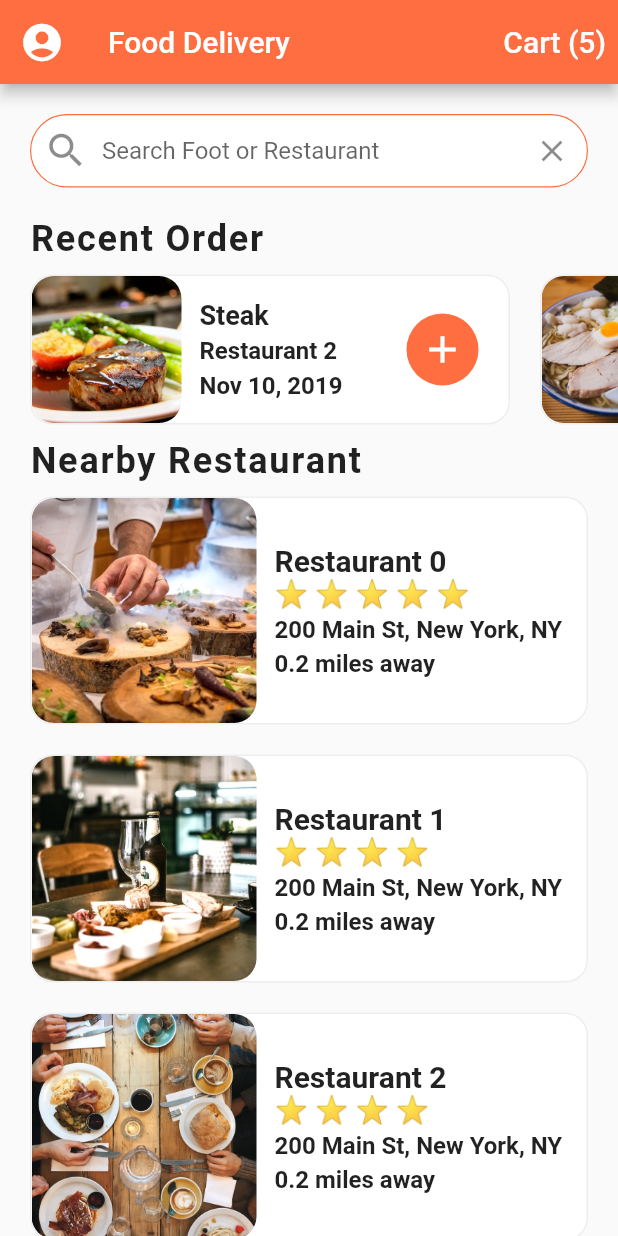
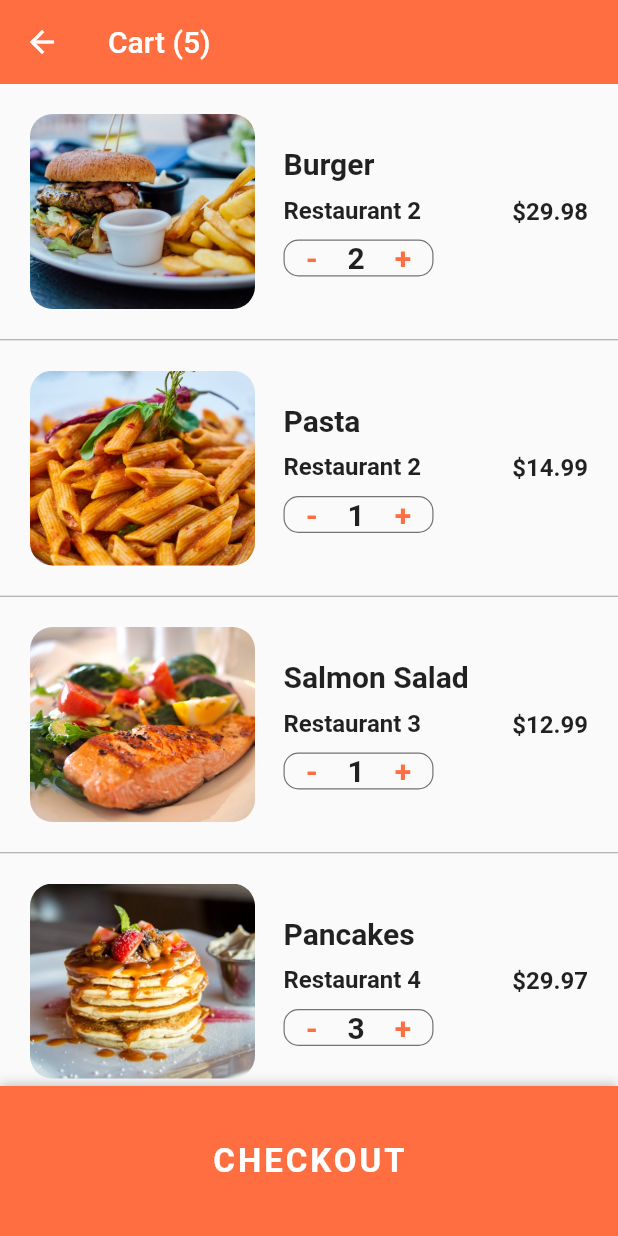
Before and after one commit to RadiRS/flutter-ui, a Flutter app: the screen it shows after launch, after a tap on an icon or button, on a phone screen of 412 x 824 dp. Run offline on Flutter 3.47's test engine with Material 2 defaults, Android fonts, the phone set to English and light mode, and no system bars.

Commit message:
Finishing ui cart screen

```diff
--- /dev/null
+++ b/lib/screens/cart.screen.dart
@@ -0,0 +1,227 @@
+import 'package:flutter/material.dart';
+import 'package:flutter_ui/data/data.dart';
+import 'package:flutter_ui/models/order.dart';
+
+class CartScreen extends StatefulWidget {
+  @override
+  _CartScreenState createState() => _CartScreenState();
+}
+
+class _CartScreenState extends State<CartScreen> {
+  @override
+  Widget build(BuildContext context) {
+    double totalPrice = 0;
+    currentUser.cart.forEach((Order order) => totalPrice += order.quantity * order.food.price);
+
+    return Scaffold(
+      appBar: AppBar(
+        backgroundColor: Theme.of(context).primaryColor,
+        title: Text('Cart (${currentUser.cart.length})'),
+        elevation: 0,
+      ),
+      body: ListView.separated(
+        itemBuilder: (BuildContext c, int i) {
+          if (i < currentUser.cart.length) {
+            Order order = currentUser.cart[i];
+
+            return _buildCartItem(order);
+          }
+
+          return Padding(
+            padding: const EdgeInsets.all(20.0),
+            child: Column(
+              children: [
+                Row(
+                  mainAxisAlignment: MainAxisAlignment.spaceBetween,
+                  children: [
+                    Text(
+                      'Estimated Delivery Time:',
+                      style: TextStyle(
+                        fontSize: 20.0,
+                        fontWeight: FontWeight.w600,
+                      ),
+                    ),
+                    Text(
+                      '25 min',
+                      style: TextStyle(
+                        fontSize: 20.0,
+                        fontWeight: FontWeight.w600,
+                      ),
+                    ),
+                  ],
+                ),
+                SizedBox(height: 10.0),
+                Row(
+                  mainAxisAlignment: MainAxisAlignment.spaceBetween,
+                  children: [
+                    Text(
+                      'Total Cost:',
+                      style: TextStyle(
+                        fontSize: 20.0,
+                        fontWeight: FontWeight.w600,
+                      ),
+                    ),
+                    Text(
+                      '\$${totalPrice.toStringAsFixed(2)}',
+                      style: TextStyle(
+                        fontSize: 20.0,
+                        fontWeight: FontWeight.w600,
+                        color: Colors.green[700]!,
+                      ),
+                    ),
+                  ],
+                ),
+                SizedBox(height: 100),
+              ],
+            ),
+          );
+        },
+        separatorBuilder: (BuildContext c, int i) {
+          return Divider(
+            height: 1.0,
+            color: Colors.grey,
+          );
+        },
+        itemCount: currentUser.cart.length + 1,
+      ),
+      bottomSheet: Container(
+        height: 100.0,
+        width: MediaQuery.of(context).size.width,
+        decoration: BoxDecoration(
+          color: Theme.of(context).primaryColor,
+          boxShadow: [
+            BoxShadow(
+              color: Colors.black26,
+              offset: Offset(0, -1),
+              blurRadius: 6.0,
+            ),
+          ],
+        ),
+        child: Center(
+          child: TextButton(
+            onPressed: () {},
+            child: Text(
+              'CHECKOUT',
+              style: TextStyle(
+                color: Colors.white,
+                fontSize: 22.0,
+                fontWeight: FontWeight.bold,
+                letterSpacing: 2.0,
+              ),
+            ),
+          ),
+        ),
+      ),
+    );
+  }
+
+  Widget _buildCartItem(Order order) {
+    return Container(
+      height: 170.0,
+      padding: const EdgeInsets.all(20.0),
+      child: Row(
+        children: [
+          Expanded(
+            child: Row(
+              children: [
+                Container(
+                  width: 150.0,
+                  decoration: BoxDecoration(
+                    borderRadius: BorderRadius.circular(15.0),
+                    image: DecorationImage(
+                      image: AssetImage(order.food.imageUrl),
+                      fit: BoxFit.cover,
+                    ),
+                  ),
+                ),
+                Expanded(
+                  child: Container(
+                    margin: const EdgeInsets.all(19.0),
+                    child: Column(
+                      mainAxisAlignment: MainAxisAlignment.center,
+                      crossAxisAlignment: CrossAxisAlignment.start,
+                      children: [
+                        Text(
+                          order.food.name,
+                          style: TextStyle(
+                            fontSize: 20.0,
+                            fontWeight: FontWeight.bold,
+                          ),
+                          overflow: TextOverflow.ellipsis,
+                        ),
+                        SizedBox(height: 10.0),
+                        Text(
+                          order.restaurant.name,
+                          style: TextStyle(
+                            fontSize: 16.0,
+                            fontWeight: FontWeight.w600,
+                          ),
+                          overflow: TextOverflow.ellipsis,
+                        ),
+                        SizedBox(height: 10),
+                        Container(
+                          width: 100.0,
+                          decoration: BoxDecoration(
+                            borderRadius: BorderRadius.circular(10.0),
+                            border: Border.all(
+                              width: 0.8,
+                              color: Colors.black54,
+                            ),
+                          ),
+                          child: Row(
+                            mainAxisAlignment: MainAxisAlignment.center,
+                            crossAxisAlignment: CrossAxisAlignment.center,
+                            children: [
+                              GestureDetector(
+                                onTap: () {},
+                                child: Text(
+                                  '-',
+                                  style: TextStyle(
+                                    fontSize: 20.0,
+                                    fontWeight: FontWeight.w600,
+                                    color: Theme.of(context).primaryColor,
+                                  ),
+                                ),
+                              ),
+                              SizedBox(width: 20.0),
+                              Text(
+                                '${order.quantity}',
+                                style: TextStyle(
+                                  fontSize: 20.0,
+                                  fontWeight: FontWeight.w600,
+                                ),
+                              ),
+                              SizedBox(width: 20.0),
+                              GestureDetector(
+                                onTap: () {},
+                                child: Text(
+                                  '+',
+                                  style: TextStyle(
+                                    fontSize: 20.0,
+                                    fontWeight: FontWeight.w600,
+                                    color: Theme.of(context).primaryColor,
+                                  ),
+                                ),
+                              ),
+                            ],
+                          ),
+                        ),
+                      ],
+                    ),
+                  ),
+                )
+              ],
+            ),
+          ),
+          Text(
+            '\$${order.quantity * order.food.price}',
+            style: TextStyle(
+              fontSize: 16.0,
+              fontWeight: FontWeight.w600,
+            ),
+          ),
+        ],
+      ),
+    );
+  }
+}
--- a/lib/screens/home.screen.dart
+++ b/lib/screens/home.screen.dart
@@ -4,6 +4,8 @@ import 'package:flutter_ui/models/restaurant.dart';
 import 'package:flutter_ui/screens/restauran.screen.dart';
 import 'package:flutter_ui/widgets/rating_stars.dart';
 import 'package:flutter_ui/widgets/recents_orders.dart';
+
+import 'cart.screen.dart';
 
 class HomeScreen extends StatefulWidget {
   HomeScreen({Key? key}) : super(key: key);
@@ -18,6 +20,7 @@ class _HomeScreenState extends State<HomeScreen> {
     return Scaffold(
       appBar: AppBar(
         backgroundColor: Theme.of(context).primaryColor,
+        elevation: 0,
         leading: IconButton(
           icon: Icon(Icons.account_circle),
           iconSize: 30.0,
@@ -33,7 +36,14 @@ class _HomeScreenState extends State<HomeScreen> {
                 fontSize: 20.0,
               ),
             ),
-            onPressed: () {},
+            onPressed: () {
+              Navigator.push(
+                context,
+                MaterialPageRoute(
+                  builder: (_) => CartScreen(),
+                ),
+              );
+            },
           ),
         ],
       ),
```
